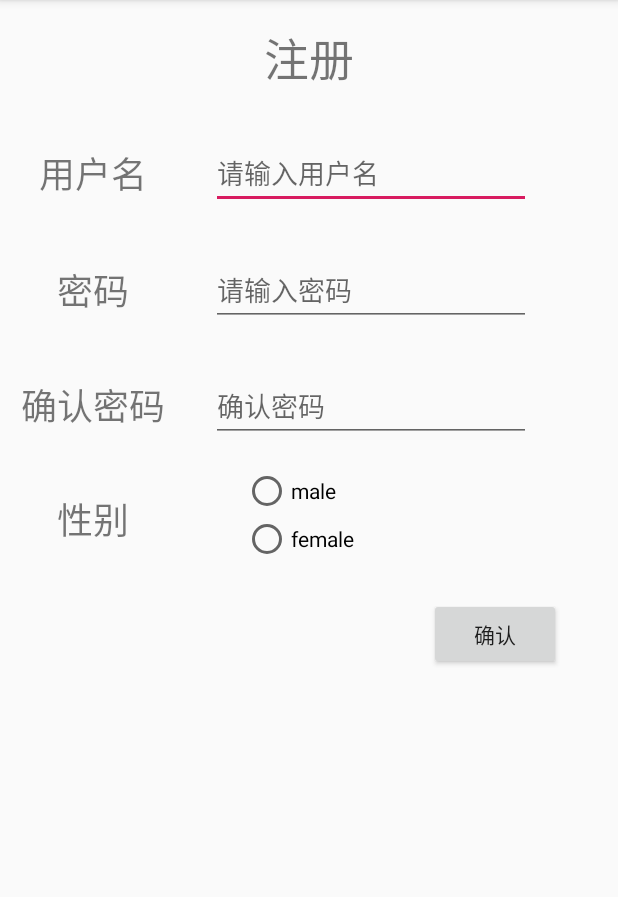
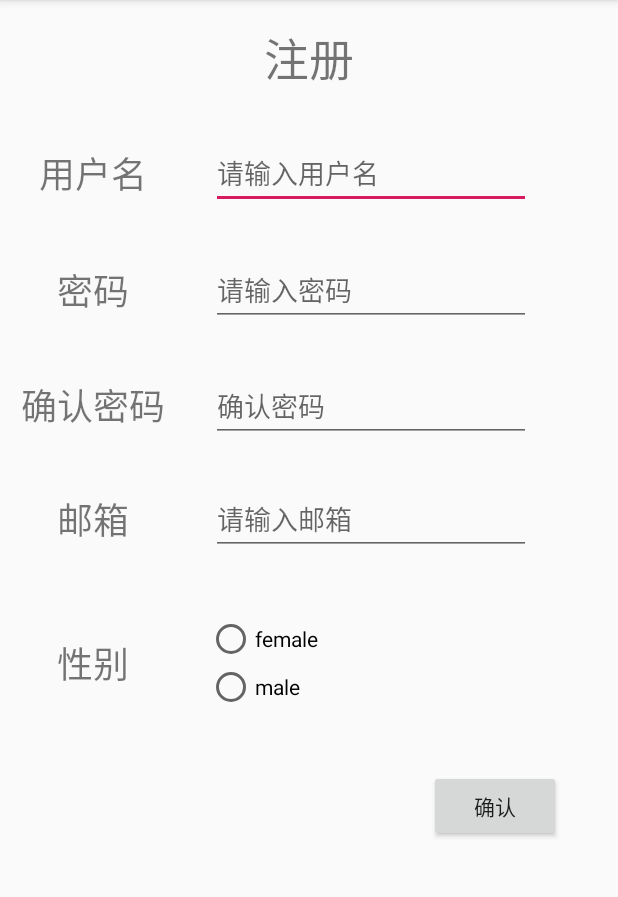
Before and after one commit to Jeremy-Zhang-cn/AndroidTest, an Android app: the screen it shows after launch (Register), after a tap on "注册", on a phone screen of 412 x 824 dp, the part 84-981 px from its top. Run offline under Robolectric (Android 15) with nearby library versions, the light colour scheme and no system bars.

Commit message:
2019091212_课堂练习，添加邮箱控件，注册后跳转至主页

```diff
--- a/expr_1/src/main/java/com/example/expr_1/MainActivity.java
+++ b/expr_1/src/main/java/com/example/expr_1/MainActivity.java
@@ -37,6 +37,9 @@ public class MainActivity extends AppCompatActivity implements View.OnClickListe
 		passwd = findViewById(R.id.editText4);
 
 		pwd_Change = findViewById(R.id.pwd_Change);
+
+		Intent intent = getIntent();
+		name.setText(intent.getStringExtra("userName"));
 
 
 		//为修改密码按钮创建事件监听器
--- a/expr_1/src/main/java/com/example/expr_1/Register.java
+++ b/expr_1/src/main/java/com/example/expr_1/Register.java
@@ -46,7 +46,8 @@ public class Register extends AppCompatActivity {
 				if ((name.getText().toString().equals("")) || (passwd.getText().toString().equals("")) || (passwdConfirm.getText().toString().equals(""))) {
 					Toast.makeText(Register.this,"请完善用户信息",Toast.LENGTH_LONG).show();
 				} else {
-					Intent intent = new Intent(Register.this,register_success.class );
+					Toast.makeText(Register.this,"注册成功",Toast.LENGTH_LONG).show();
+					Intent intent = new Intent(Register.this,MainActivity.class );
 					intent.putExtra("userName", name.getText().toString());
 					startActivity(intent);
 				}
--- a/expr_1/src/main/res/layout/activity_register.xml
+++ b/expr_1/src/main/res/layout/activity_register.xml
@@ -137,7 +137,7 @@
 		android:layout_width="wrap_content"
 		android:layout_height="wrap_content"
 		android:orientation="horizontal"
-		app:layout_constraintGuide_percent="0.5" />
+		app:layout_constraintGuide_percent="0.65" />
 
 	<TextView
 		android:id="@+id/gender_Tag"
@@ -148,29 +148,28 @@
 		app:layout_constraintBottom_toTopOf="@+id/guideline22"
 		app:layout_constraintEnd_toStartOf="@+id/guideline18"
 		app:layout_constraintStart_toStartOf="@+id/guideline18"
-		app:layout_constraintTop_toTopOf="@+id/guideline21" />
+		app:layout_constraintTop_toTopOf="@+id/guideline24" />
 
 	<RadioGroup
 		android:id="@+id/register_Gender_RG"
-		android:layout_width="144dp"
-		android:layout_height="64dp"
-		android:layout_marginStart="76dp"
+		android:layout_width="wrap_content"
+		android:layout_height="wrap_content"
+		android:layout_marginStart="52dp"
 		app:layout_constraintBottom_toTopOf="@+id/guideline22"
 		app:layout_constraintStart_toEndOf="@+id/gender_Tag"
-		app:layout_constraintTop_toTopOf="@+id/guideline21"
-		app:layout_constraintVertical_bias="0.333">
+		app:layout_constraintTop_toTopOf="@+id/guideline24">
+
+		<RadioButton
+			android:id="@+id/register_female_RB"
+			android:layout_width="match_parent"
+			android:layout_height="wrap_content"
+			android:text="@string/female_radio" />
 
 		<RadioButton
 			android:id="@+id/register_male_RB"
 			android:layout_width="match_parent"
 			android:layout_height="wrap_content"
 			android:text="@string/male_radio" />
-
-		<RadioButton
-			android:id="@+id/register_female_RB"
-			android:layout_width="match_parent"
-			android:layout_height="wrap_content"
-			android:text="@string/female_radio" />
 	</RadioGroup>
 
 	<androidx.constraintlayout.widget.Guideline
@@ -178,7 +177,7 @@
 		android:layout_width="wrap_content"
 		android:layout_height="wrap_content"
 		android:orientation="horizontal"
-		app:layout_constraintGuide_percent="0.55" />
+		app:layout_constraintGuide_percent="0.7" />
 
 	<Button
 		android:id="@+id/register_confirm"
@@ -190,4 +189,35 @@
 		app:layout_constraintStart_toStartOf="@+id/guideline19"
 		app:layout_constraintTop_toTopOf="@+id/guideline23" />
 
+	<androidx.constraintlayout.widget.Guideline
+		android:id="@+id/guideline24"
+		android:layout_width="wrap_content"
+		android:layout_height="wrap_content"
+		android:orientation="horizontal"
+		app:layout_constraintGuide_percent="0.5" />
+
+	<TextView
+		android:id="@+id/register_EmailTag"
+		android:layout_width="wrap_content"
+		android:layout_height="wrap_content"
+		android:text="@string/register_email"
+		android:textSize="24sp"
+		app:layout_constraintBottom_toTopOf="@+id/guideline24"
+		app:layout_constraintEnd_toStartOf="@+id/guideline18"
+		app:layout_constraintStart_toStartOf="@+id/guideline18"
+		app:layout_constraintTop_toTopOf="@+id/guideline21" />
+
+	<EditText
+		android:id="@+id/register_Email"
+		android:layout_width="wrap_content"
+		android:layout_height="wrap_content"
+		android:ems="10"
+		android:hint="@string/register_emailHint"
+		android:importantForAutofill="no"
+		android:inputType="text"
+		app:layout_constraintBottom_toTopOf="@+id/guideline24"
+		app:layout_constraintEnd_toStartOf="@+id/guideline19"
+		app:layout_constraintStart_toStartOf="@+id/guideline19"
+		app:layout_constraintTop_toTopOf="@+id/guideline21" />
+
 </androidx.constraintlayout.widget.ConstraintLayout>
--- a/expr_1/src/main/res/values/strings.xml
+++ b/expr_1/src/main/res/values/strings.xml
@@ -21,4 +21,6 @@
 	<string name="register_pwdConfirm">确认密码</string>
 	<string name="register_nameHint">请输入用户名</string>
 	<string name="gender_tag">性别</string>
+	<string name="register_email">邮箱</string>
+	<string name="register_emailHint">请输入邮箱</string>
 </resources>
```
